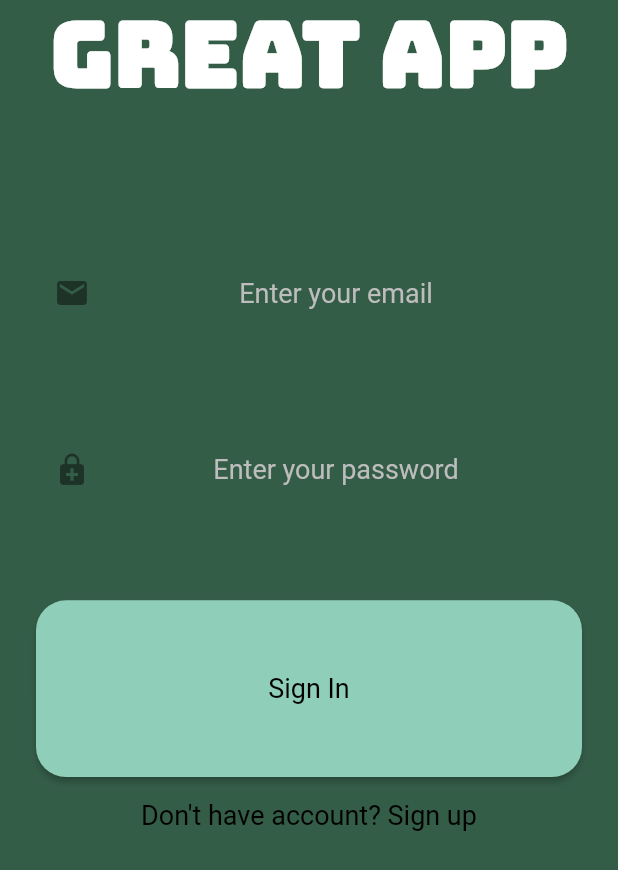
After one commit to luzhangtina/greatapp, a Flutter app: the PhoneLogInPage screen opened by its route, after a tap on "Sign In", on a phone screen of 412 x 824 dp. The commit adds this screen. Shown: the top 870 px of the screen. Run offline on Flutter 3.47's test engine with Material 2 defaults, Android fonts, the phone set to English and light mode, and no system bars; our stand-ins replace firebase_auth; accounts and stored records are empty.

Commit message:
add login page

```diff
--- a/lib/main.dart
+++ b/lib/main.dart
@@ -1,5 +1,6 @@
 import 'package:flutter/cupertino.dart';
 import 'package:flutter/material.dart';
+import 'package:greatapp/screens/phone/phoneLogInPage.dart';
 import 'package:greatapp/screens/phone/phoneSignInScreen.dart';
 import 'package:greatapp/screens/phone/phoneSignUpScreen.dart';
 import 'package:greatapp/util/constants/custThemeData.dart';
@@ -18,6 +19,7 @@ class GreatApp extends StatelessWidget {
         LandingPage.pageId: (BuildContext context) => LandingPage(),
         PhoneSignInScreen.pageId: (BuildContext context) => PhoneSignInScreen(),
         PhoneSignUpScreen.pageId: (BuildContext context) => PhoneSignUpScreen(),
+        PhoneLogInPage.pageId: (BuildContext context) => PhoneLogInPage(),
       },
       debugShowCheckedModeBanner: false,
     );
--- /dev/null
+++ b/lib/screens/phone/phoneLogInPage.dart
@@ -0,0 +1,196 @@
+import 'dart:ui';
+import 'package:firebase_auth/firebase_auth.dart';
+import 'package:flutter/material.dart';
+import 'package:greatapp/util/constants/constColors.dart';
+import 'package:greatapp/util/constants/constErrorMsgs.dart';
+import 'package:greatapp/util/constants/constFonts.dart';
+import 'package:greatapp/util/constants/constPadding.dart';
+import 'package:greatapp/util/constants/constStrings.dart';
+import 'package:greatapp/util/validations/validations.dart';
+
+enum FormType {
+  signIn,
+  signUp,
+}
+
+class PhoneLogInPage extends StatefulWidget {
+  static const String pageId = 'PhoneLogInPage';
+
+  @override
+  _PhoneLogInPageState createState() => _PhoneLogInPageState();
+}
+
+class _PhoneLogInPageState extends State<PhoneLogInPage> {
+  static final GlobalKey<FormState> _formKey = GlobalKey<FormState>();
+  FormType _formType = FormType.signIn;
+  String _email;
+  String _password;
+
+  String _validatePassword(String value) {
+    if (value.isEmpty) {
+      return ConstErrorMsgs.kPasswordIsEmpty;
+    }
+    if (!Validations.isValidPassword(value)) {
+      return ConstErrorMsgs.kPasswordIsInvalid;
+    }
+    return null;
+  }
+
+  String _validateEmail(String value) {
+    if (value.isEmpty) {
+      return ConstErrorMsgs.kEmailIsEmpty;
+    }
+    if (!Validations.isValidEmailAddress(value)) {
+      return ConstErrorMsgs.kEmailIsInvalid;
+    }
+    return null;
+  }
+
+  bool _validateAndSave() {
+    final FormState form = _formKey.currentState;
+    if (form.validate()) {
+      form.save();
+      return true;
+    }
+
+    return false;
+  }
+
+  void _validateAndSubmit() async {
+    if (_validateAndSave()) {
+      try {
+        if (_formType == FormType.signIn) {
+          final AuthResult authResult =
+              await FirebaseAuth.instance.signInWithEmailAndPassword(
+            email: _email,
+            password: _password,
+          );
+        } else {
+          final AuthResult authResult =
+              await FirebaseAuth.instance.createUserWithEmailAndPassword(
+            email: _email,
+            password: _password,
+          );
+        }
+      } catch (e) {
+        print('Error: $e');
+      }
+    }
+  }
+
+  void moveToSignIn() {
+    _formKey.currentState.reset();
+    setState(() {
+      _formType = FormType.signIn;
+    });
+  }
+
+  void moveToSignUp() {
+    _formKey.currentState.reset();
+    setState(() {
+      _formType = FormType.signUp;
+    });
+  }
+
+  @override
+  Widget build(BuildContext context) {
+    return Scaffold(
+      backgroundColor: ConstColors.kLoginPageBKColor,
+      body: Padding(
+        padding: ConstPadding.kPaddingHorizontal24,
+        child: Form(
+          key: _formKey,
+          child: ListView(
+            children: buildFormTextFields() + buildButtons(),
+          ),
+        ),
+      ),
+    );
+  }
+
+  List<Widget> buildFormTextFields() {
+    return <Widget>[
+      SizedBox(
+        height: MediaQuery.of(context).size.height / 5,
+        child: Text(
+          ConstStrings.kProductName,
+          style: TextStyle(
+            fontSize: 60.0,
+            fontWeight: FontWeight.w900,
+            color: ConstColors.kWhite,
+            fontFamily: ConstFonts.kBungee,
+          ),
+          textAlign: TextAlign.center,
+        ),
+      ),
+      SizedBox(
+        height: MediaQuery.of(context).size.height / 7,
+        child: TextFormField(
+          decoration: InputDecoration(
+            hintText: ConstStrings.kEnterEmail,
+            prefixIcon: Icon(
+              Icons.email,
+            ),
+          ),
+          textAlign: TextAlign.center,
+          keyboardType: TextInputType.emailAddress,
+          validator: (String value) => _validateEmail(value),
+          onSaved: (String value) => _email = value,
+        ),
+      ),
+      SizedBox(
+        height: MediaQuery.of(context).size.height / 7,
+        child: TextFormField(
+          decoration: InputDecoration(
+            hintText: ConstStrings.kEnterPassword,
+            prefixIcon: Icon(
+              Icons.enhanced_encryption,
+            ),
+          ),
+          obscureText: true,
+          textAlign: TextAlign.center,
+          keyboardType: TextInputType.visiblePassword,
+          validator: (String value) => _validatePassword(value),
+          onSaved: (String value) => _password = value,
+        ),
+      ),
+    ];
+  }
+
+  List<Widget> buildButtons() {
+    if (_formType == FormType.signIn) {
+      return <Widget>[
+        SizedBox(
+          height: MediaQuery.of(context).size.height / 7,
+          child: RaisedButton(
+            onPressed: () => _validateAndSubmit(),
+            child: Text(
+              ConstStrings.kSignIn,
+            ),
+          ),
+        ),
+        FlatButton(
+          onPressed: () => moveToSignUp(),
+          child: Text(
+            ConstStrings.kDontHaveAccountSignUp,
+          ),
+        ),
+      ];
+    } else {
+      return <Widget>[
+        RaisedButton(
+          onPressed: () => _validateAndSubmit(),
+          child: Text(
+            ConstStrings.kSignUp,
+          ),
+        ),
+        FlatButton(
+          onPressed: () => moveToSignIn(),
+          child: Text(
+            ConstStrings.kHaveAccountSignIn,
+          ),
+        ),
+      ];
+    }
+  }
+}
--- a/lib/util/constants/constColors.dart
+++ b/lib/util/constants/constColors.dart
@@ -38,4 +38,5 @@ class ConstColors {
 
   static const Color kLandingPageBKColor = kDarkGreen;
   static const Color kLandingPageSignUpButtonColor = kMacaroonGreen;
+  static const Color kLoginPageBKColor = kDarkGreen;
 }
--- a/lib/util/constants/constStrings.dart
+++ b/lib/util/constants/constStrings.dart
@@ -7,4 +7,6 @@ class ConstStrings {
   static const String kEnterEmail = 'Enter your email';
   static const String kEnterPassword = 'Enter your password';
   static const String kConfirmPassword = 'Confirm your password';
+  static const String kHaveAccountSignIn = 'Have account? Sign in';
+  static const String kDontHaveAccountSignUp = 'Don\'t have account? Sign up';
 }
```
